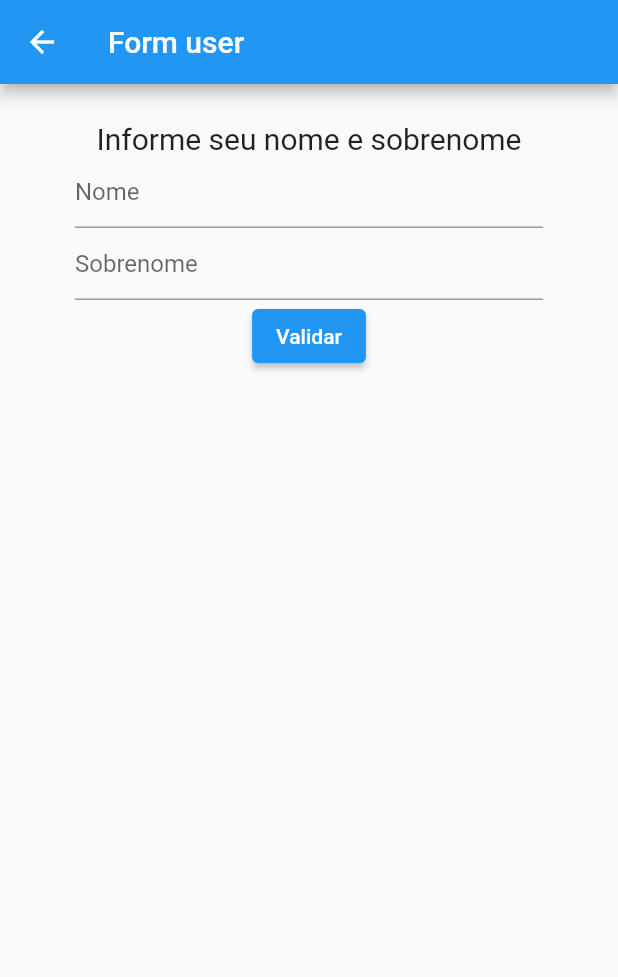
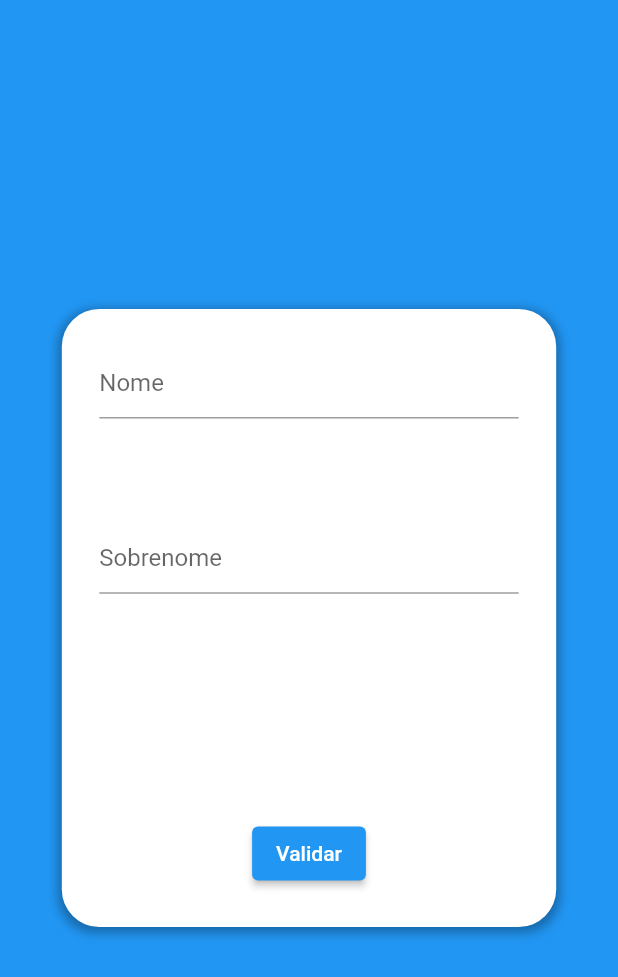
Before and after one commit to alexandreturial/Modulo02-Aula16, a Flutter app: the FormUser screen opened directly, on a phone screen of 412 x 824 dp. Shown: the top 977 px of the screen. Run offline on Flutter 3.47's test engine with Material 2 defaults, Android fonts, the phone set to English and light mode, and no system bars.

Commit message:
layout fixed

```diff
--- a/lib/Pages/FormUser/form_user.dart
+++ b/lib/Pages/FormUser/form_user.dart
@@ -8,68 +8,75 @@ class FormUser extends StatelessWidget {
     String lastName;
 
     return Scaffold(
-      appBar: AppBar(title: Text("Form user"),),
-      body: Padding(
-        padding: EdgeInsets.symmetric(vertical:25.0, horizontal: 50),
+        backgroundColor: Colors.blue,
+        body: Align(
+          child: Container(
+            alignment: Alignment.center,
+            width: MediaQuery.of(context).size.width * 0.8,
+            height: MediaQuery.of(context).size.height * 0.5,
+            padding: EdgeInsets.all(25),
+            decoration: BoxDecoration(
+                color: Colors.white,
+                borderRadius: BorderRadius.circular(25),
+                boxShadow: [
+                  BoxShadow(
+                      blurRadius: 5,
+                      color: Colors.black.withOpacity(0.3),
+                      offset: Offset(0, 2),
+                      spreadRadius: 2)
+                ]),
             child: Column(
+              mainAxisAlignment: MainAxisAlignment.spaceBetween,
               children: [
-            Text(
-              "Informe seu nome e sobrenome",
-              textAlign: TextAlign.center,
-              style: TextStyle(
-                fontSize: 20,
-              ),
-            ),
-            Form(
+                Container(
+                  height: MediaQuery.of(context).size.height * 0.2,
+                  child: Form(
                       key: _formKey,
                       child: Column(
+                        mainAxisAlignment: MainAxisAlignment.spaceBetween,
                         children: [
                           TextFormField(
-                    validator: (text){
-                      if(text == null || text.isEmpty){
+                            validator: (text) {
+                              if (text == null || text.isEmpty) {
                                 return 'campo obrigatorio';
                               }
                               return null;
                             },
                             decoration: InputDecoration(
-                      hintText: "Nome"
+                              hintText: "Nome",
                             ),
                             onChanged: (text) => name = text,
                           ),
                           TextFormField(
-                    validator: (text){
-                      if(text == null || text.isEmpty){
+                            validator: (text) {
+                              if (text == null || text.isEmpty) {
                                 return 'campo obrigatorio';
                               }
                               return null;
                             },
-                    decoration: InputDecoration(
-                      hintText: "Sobrenome"
-                    ),
+                            decoration: InputDecoration(hintText: "Sobrenome"),
                             onChanged: (text) => lastName = text,
                           ),
+                        ],
+                      )),
+                ),
                 ElevatedButton(
-                    onPressed: (){
+                    onPressed: () {
                       final isValid = _formKey.currentState.validate();
-                      if(isValid){
+                      if (isValid) {
                         showDialog(
                             context: context,
-                          builder: (context){
+                            builder: (context) {
                               return AlertDialog(
-                              title: Text('${name +' '+ lastName}'),
+                                title: Text('Olá ${name + ' ' + lastName}'),
                               );
-                          }
-                        );
+                            });
                       }
                     },
-                    child: Text("Validar")
-                  )
-                ],
-              )
-            ),
+                    child: Text("Validar"))
               ],
             ),
-      )
-    );
+          ),
+        ));
   }
 }
```
Also changed, not shown: lib/main.dart (+3 -96 lines). Lines whose indentation alone changed are shown as unchanged.
